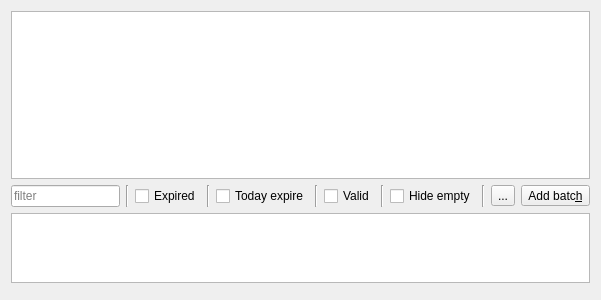
This is src/ui/TabBatchWidget.ui in wnt-zhp/zarlock-cpp as Qt 5 draws it before an edit. The edited form follows.
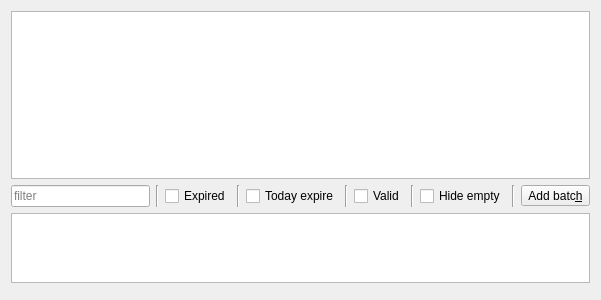
This is the edited form. Custom widgets are drawn as their Qt base class.

What changed in the file:
```diff
--- a/src/ui/TabBatchWidget.ui
+++ b/src/ui/TabBatchWidget.ui
@@ -89,13 +89,6 @@
        </property>
       </widget>
      </item>
-     <item>
-      <widget class="QToolButton" name="tools">
-       <property name="text">
-        <string>...</string>
-       </property>
-      </widget>
-     </item>
      <item>
       <widget class="QToolButton" name="button_add_batch">
        <property name="text">
```
Left out of the diff: 1 changed line with no effect on the pictures.
